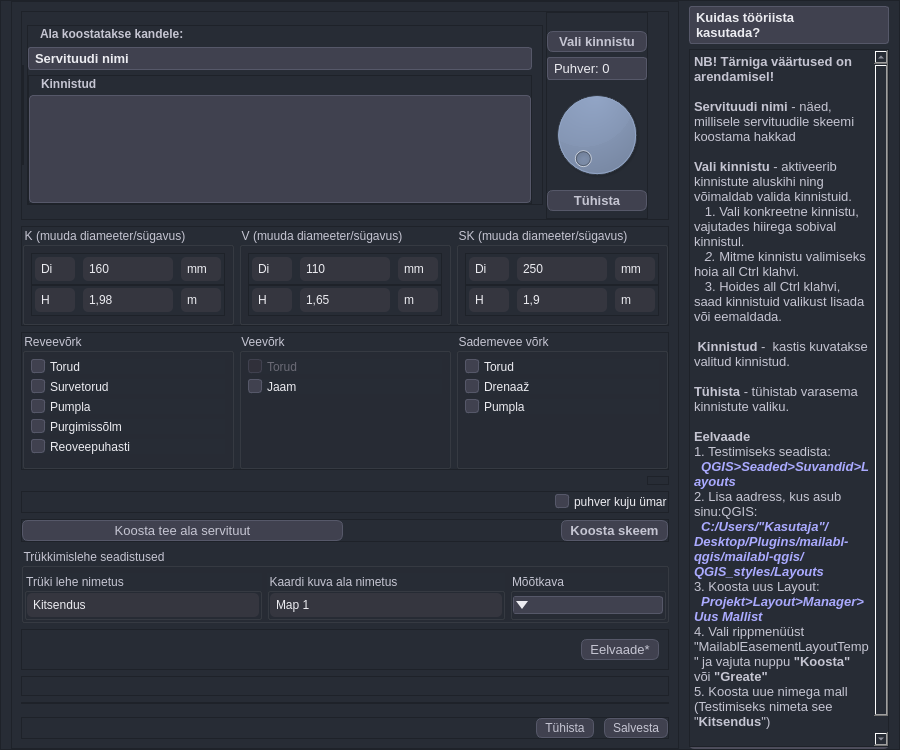
Old version of the form mailabl-qgis/Functions/Easements/widgets/Servituut.ui in the repository TuloliKalver/mailabl-qgis.
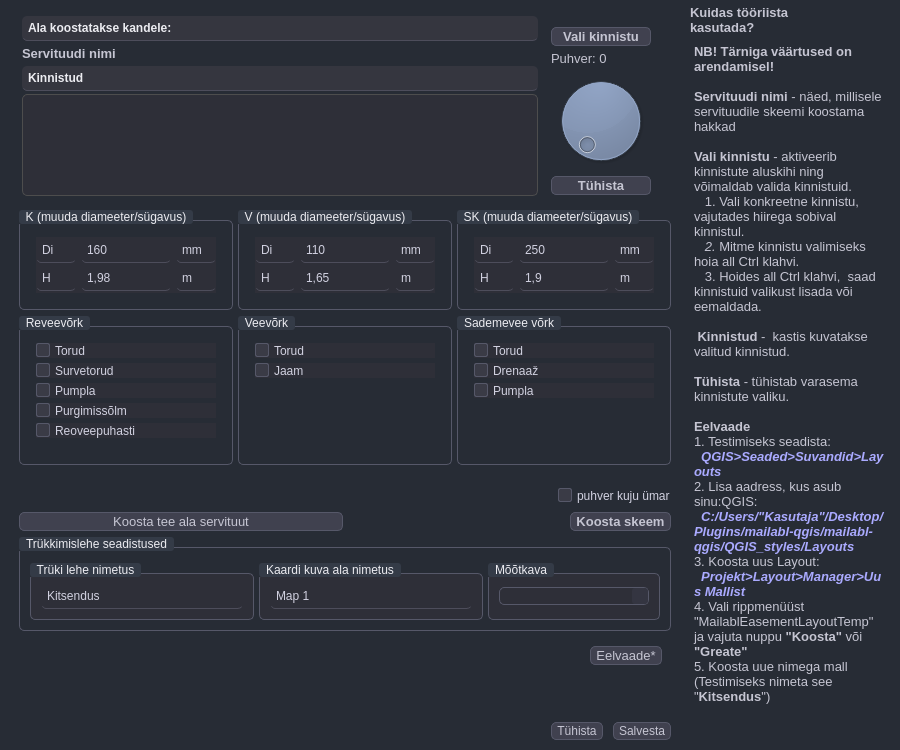
New version of the form. Icons and pictures are not drawn.

```diff
--- a/mailabl-qgis/Functions/Easements/widgets/Servituut.ui
+++ b/mailabl-qgis/Functions/Easements/widgets/Servituut.ui
@@ -43,26 +43,14 @@
 }
 
 
-#leInfo,#leSelectedProperties {
-    border: None;
-    background-color: #272c35;
-    color: #c5c5d2;
-    padding-left: 10px; /* Adjust the left padding as needed */
-    padding-right: 0px; /* Adjust the right padding as needed */
-    padding-top: 0px; /* Adjust the top padding as needed */
-    padding-bottom: 0px; /* Adjust the bottom padding as needed */
-}
 
-
-#fHeader, #fHelpMenu, 
-#fSettingsFolders, #fSettingsFolderStucture,
-#fSettingsMain 
-{
-   border: 2px solid #4d4d5b;    /*Same border style as QLineEdit */
-    border-radius: 5px;
-	border-top: none;
-    border-left: none;
-    border-right: none;
+*{
+	border: transparent;
+	background-color: transparent;
+    background: transparent;
+	padding: 0;
+	margin: 0;
+	color: #c5c5d2;
 }
 
 
@@ -72,22 +60,55 @@
 }
 
 
-/*esialgu jaotamata omadused*/
+/*Line Edit styling*/
+QLineEdit {
+    background-color: #35363f;  /* Lighter background color */
+    color: #ececf1;
+    /*border: 1px solid #4d4d5b;  Thinner border with a different color */
+    border-radius: 5px;
+    padding: 4px;
+}
 
 
-QAbstractItemView {
-	background-color:#40414f;
-	color:#ececf1;
-	border: 1px solid #565869;
-	border-radius: 4px;
-	padding-left: 5px
+/* Remove top and side borders */
+QLineEdit {
+    border-top: none;
+    border-left: none;
+    border-right: none;
 }
 
 
+/*konteinerite peamised omadused*/
+#centerMenuSubContainer{
+    background-color: #272c35;
+}
+
+#swWorkSpace{
+    background-color: #202123;
+}
+#Sevituudid{
+    background-color: #343b47;
+}
+
+#leftMenuContainer{
+    background-color: #202123 ;
+}
+
+#rightMenuContainer{
+    background-color: #272c35;
+}
+
+#SetupLayers, #SetupLayers_2, #SetupUserData {
+border: none;
+border-bottom: 1px solid rgb(131, 142, 162);
+}
+
+/*nuppu peamised omadused*/
+/*Üldomadused*/
 QPushButton{
-	padding: 2px 8px;
+	padding: 1px 5px;
 	text-align: center;
-	border-radius: 6px;
+	border-radius: 5px;
 	background-color:#40414f;
 	border: 1px solid #565869;
 }
@@ -108,147 +129,200 @@
     color: #8a95a5; /* Adjust text color for disabled state */
 }
 
-QLabel {
-    background-color: #40414f;
-    color: #ececf1;
-    border: 1px solid #565869;
-    border-radius: 3px;
-    padding: 3px;
+
+#UC_Main_Frame QPushButton,#pbChoose_Properties_for_Projects{
+	padding: 1px 8px;
+    border-radiusr: 6px;
 }
 
-#label_12,
-#label_11
- {
-    background-color: #40414f;
-    color: #ececf1;
-    border: 1px solid #565869;
+#UC_Main_Frame QPushButton:hover{
 
 }
 
-QLineEdit {
-    background-color: #35363f;  /* Lighter background color */
-    color: #ececf1;
-    /*border: 1px solid #4d4d5b;  Thinner border with a different color */
-    border-radius: 5px;
-    padding: 4px;
+
+#wOl_Settings QPushButton{
+	padding: 1px 8px;
+    border-radius: 6px;
 }
 
 QLineEdit:hover {
     background-color: #3d3e47;  /* Slightly darker background color on hover */
 }
 
-/* Remove top and side borders */
-QLineEdit {
-    border-top: none;
-    border-left: none;
-    border-right: none;
+#rightMenuContainer QPushButton{
+	text-align: right;
+	border-top-right-radius: 0px;
+	border-bottom-right-radius: 0px;
+    
 }
 
-QLineEdit:disabled {
-    color: #8a95a5; /* Adjust text color for disabled state */
+#rightMenuContainer QPushButton:hover{
+    text-align: right;
+    border-top-right-radius: 0px;
+	border-bottom-right-radius: 0px;  
 }
 
 
-/* General QComboBox styles */
+#leftMenuContainer QPushButton{
+	text-align: left;
+	border-top-left-radius: 0px;
+	border-bottom-left-radius: 0px;	
+}
+#leftMenuContainer QPushButton:hover{
+    text-align: left;
+	border-top-left-radius: 0px;
+	border-bottom-left-radius: 0px;
+
+}
+
+
+
+
+/* Combined Style for QComboBox to Ensure Consistency */
+
+/* Base style for QComboBox */
 QComboBox {
-    background-color: #40414f; /* Set the background color */
-    color: #ececf1;
-    border: 1px solid #565869;
-    border-radius: 3px;
-    padding-left: 5px;
+    border: 1px solid #565869; /* Using --gray-600 */
+    border-radius: 5px; /* Rounded corners */
+    background-color: #343541; /* Using --gray-800 */
+    color: #ececf1; /* Using --gray-100 */
+    padding-left: 2px; /* Move text 2 pixels to the right */
 }
 
-/* Style the dropdown button */
+/* Disabled state */
+QComboBox:disabled {
+    background-color: #c5c5d2; /* Using --gray-300 */
+    color: #8e8ea0; /* Using --gray-500 */
+    padding-left: 2px; /* Move text 2 pixels to the right */
+}
+
+/* Hover state */
+QComboBox:hover {
+    border: 1px solid #acacbe; /* Using --gray-400 */
+    padding-left: 2px; /* Move text 2 pixels to the right */
+}
+
+/* Focus state */
+QComboBox:focus {
+    border: 1px solid #acacbe; /* Kept original lime green color */
+    padding-left: 2px; /* Move text 2 pixels to the right */
+}
+
+/* Dropdown button */
 QComboBox::drop-down {
-    background-color: #40414f;
-    border: 0px solid #40414f;
-    border-radius: 10px;
-    width: 16px;
+    subcontrol-position: center right;
+    border-radius: 3px; /* Rounded corners */
+    /*width: 24px;*/
+    borde: 0.5px solid #acacbe; /* Kept original lime green color */
+    background-color: #343541; /* Using --gray-800 */
+}
+
+/* Dropdown arrow */
+QComboBox::down-arrow {
+    image: url(':/qt-project.org/styles/macstyle/images/toolbar-ext.png'); /* Default arrow image */
     height: 16px;
-    subcontrol-origin: padding;
-    subcontrol-position: left; /* Center the arrow icon */
+    width: 16px;
 }
 
-/* Style for the list view that shows the items */
+QComboBox::down-arrow:on,
+QComboBox::down-arrow:hover,
+QComboBox::down-arrow:focus {
+    image: url(':/qt-project.org/styles/macstyle/images/toolbar-ext.png'); /* Arrow image on hover, focus */
+}
+
+/* QAbstractItemView (dropdown list) */
 QComboBox QAbstractItemView {
-    background-color: #40414f;
-    border: 1px solid #acacbe;
-    selection-background-color: #800080; /* Set the color of the selected row to purple */
-    selection-color: #ececf1; /* Ensure the text color of the selected row is readable */
+    background-color: #343541; /* Using --gray-900 */
+    border: 1px solid #4d4d4d; /* Similar to gray-600 */
+    selection-background-color: qlineargradient(
+        x1: 0, y1: 0, x2: 1, y2: 0,
+        stop: 0 rgba(50, 50, 50, 255), /* Dark gray */
+        stop: 1 rgba(100, 100, 100, 255) /* Lighter gray */
+    );
+    selection-color: #ececf1; /* Using --gray-100 */
+    color: #ececf1;
+    padding-left: 2px; /* Move text 2 pixels to the right */
 }
 
-/* Style for individual items in the list */
-QComboBox QAbstractItemView::item {
-    background-color: #40414f;
-    color: #ececf1; /* Set the text color */
-}
-
-/* Style for the selected item */
+/* Selected item in list */
 QComboBox QAbstractItemView::item:selected {
-    background-color: #800080; /* Set the background color of the selected row to purple */
-    color: #ececf1; /* Ensure the text color of the selected row is readable */
+    background-color: qlineargradient(
+        x1: 0, y1: 0, x2: 1, y2: 0,
+        stop: 0 rgba(50, 50, 50, 255), /* Dark gray */
+        stop: 1 rgba(100, 100, 100, 255) /* Lighter gray */
+    );
+    color: #ececf1; /* Using --gray-100 */
+    padding-left: 2px; /* Move text 2 pixels to the right */
 }
 
-/* Style for the hovered item */
+/* Hover over item in list */
 QComboBox QAbstractItemView::item:hover {
     background-color: #a64ca6; /* Set the background color of the hovered row to a lighter purple */
     color: #ececf1; /* Ensure the text color of the hovered row is readable */
 }
 
-/* Style the QComboBox when it is focused */
-QComboBox:focus {
-    border: 0.5px solid #acacbe;
+/* Handle the padding of items in the list view */
+QComboBox QAbstractItemView::item {
+    padding-left: 2px; /* Move text 2 pixels to the right */
 }
 
-/* Style the arrow inside the dropdown */
-QComboBox::down-arrow {
-    width: 0;
-    height: 0;
-    border-left: 6px solid #40414f;
-    border-right: 6px solid #40414f;
-    border-top: 8px solid #ececf1; /* Adjust the color to match your design */
-    margin: 8px auto; /* Center the arrow */
+/* Ensure keyboard navigation shows selection */
+QComboBox::item:selected:!hover {
+    background-color: qlineargradient(
+        spread: pad, 
+        x1: 0, y1: 0, 
+        x2: 0, y2: 1, 
+        stop: 0.259887 rgba(50, 50, 50, 202), 
+        stop: 1 rgba(180, 180, 180, 255)
+    ); 
+    color: #ececf1; /* White text color for keyboard selection */
+    padding-left: 2px; /* Move text 2 pixels to the right */
 }
 
-/* Style the QComboBox when it is in &quot;on&quot; state */
-QComboBox::on {
-    border: 0.5px solid #acacbe;
+/* Checked state of the checkbox */
+QComboBox::indicator:checked {
+    background-color: #565869; /* Kept original lime green color */
+    image: url(':/images/themes/default/algorithms/mAlgorithmCheckGeometry.svg'); /* Path to your checked image */
+    width: 10px;  /* Adjusted width to fit within the border */
+    height: 10px; /* Adjusted height to fit within the border */
 }
 
-/* Style the QComboBox when it is disabled */
-QComboBox:disabled {
-    background-color: #40414f; /* Set the background color for the disabled state */
-    border: 1px solid #565869; /* Adjust border color for disabled state */
-    color: #8a95a5; /* Adjust text color for disabled state */
+/* Unchecked state can have a background color */
+QComboBox::indicator:unchecked {
+    background-color: #565869; /* Using --gray-600 */
 }
 
 
+
+
+
 /* General QCheckBox styles */
 QCheckBox {
-    color: #ececf1; /* Text color */
+    color: #d1d1e0; /* Light gray text color */
     spacing: 5px; /* Space between checkbox and text */
 }
 
 /* Style the indicator (checkbox) */
 QCheckBox::indicator {
-    width: 12px;
-    height: 12px;
-    background-color: #40414f; /* Background color for unchecked state */
-    border: 1px solid #565869; /* Border for unchecked state */
-    border-radius: 3px;
+    width: 12px; /* Width of the checkbox */
+    height: 12px; /* Height of the checkbox */
+    background-color: #3a3b46; /* Darker gray for unchecked state */
+    border: 1px solid #565869; /* Border color for unchecked state */
+    border-radius: 2px; /* Slightly rounded corners */
 }
 
 /* Style the indicator when checked */
 QCheckBox::indicator:checked {
-    background-color: rgba(70, 70, 85, 0.5); /* Semi-transparent gray background color for checked state */
-    border: 1px solid #acacbe;
-    image: url(&quot;:/images/themes/default/algorithms/mAlgorithmCheckGeometry.svg&quot;); /* Using QGIS built-in icon */
+    background-color: #4a4b59; /* Slightly darker gray for checked state */
+    border: 1px solid #4d4d4d; /* Border color matching the theme */
+    border-radius: 2px; /* Slightly rounded corners */
+    image: url(:/images/themes/default/algorithms/mAlgorithmCheckGeometry.svg); /* Using provided SVG icon URL */
 }
 
 /* Style the indicator when unchecked */
 QCheckBox::indicator:unchecked {
-    background-color: #40414f; /* Background color for unchecked state */
-    border: 1px solid #565869; /* Border for unchecked state */
+    background-color: #3a3b46; /* Darker gray for unchecked state */
+    border: 1px solid #565869; /* Border color for unchecked state */
 }
 
 /* Style the indicator when hovered */
@@ -259,14 +333,14 @@
 /* Style the indicator when disabled */
 QCheckBox::indicator:disabled {
     background-color: #30303a; /* Darker background color for disabled state */
-    border: 1px solid #40414f; /* Darker border for disabled state */
+    border: 1px solid #4d4d4d; /* Darker border for disabled state */
 }
 
 /* Style the indicator when checked and disabled */
 QCheckBox::indicator:checked:disabled {
-    background-color: rgba(50, 50, 60, 0.5); /* Semi-transparent darker gray background color for checked and disabled state */
-    border: 1px solid #40414f;
-    image: url(&quot;:/images/themes/default/algorithms/mAlgorithmCheckGeometry.svg&quot;); /* Using QGIS built-in icon */
+    background-color: rgba(50, 50, 60, 0.5); /* Semi-transparent darker gray for checked and disabled state */
+    border: 1px solid #4d4d4d; /* Border color matching the theme */
+    image: url(:/images/themes/default/algorithms/mAlgorithmCheckGeometry.svg); /* Using provided SVG icon URL */
     opacity: 0.5; /* Make the icon appear disabled */
 }
 
@@ -277,8 +351,363 @@
 
 
 QGroupBox{
-	color:#c5c5d2;
-}</string>
+	color: #ececf1;
+}
+
+
+/* Style for the selected tab */
+QTabBar::tab:selected {
+    background-color: #50515f; /* Background color for the selected tab */
+    color: #ececf1; /* Text color for the selected tab */
+    border: 1px solid #acacbe; /* Lighter border for the selected tab */
+    border-bottom: 1px solid #202123; /* Match the background color of the tab pane to create a seamless look */
+    padding: 7px 12px; /* Slightly adjust padding for selected tab */
+}
+
+/* Style for the hovered tab */
+QTabBar::tab:hover {
+    background-color: #8e8ea0; /* Background color when hovering over a tab */
+    color: #343541; /* Text color for the hovered tab */
+    border: 1px solid #acacbe; /* Lighter border on hover */
+}
+
+/* Style for disabled tabs */
+QTabBar::tab:disabled {
+    background-color: #30303a; /* Darker background for disabled tabs */
+    color: #6a6a75; /* Muted text color for disabled tabs */
+    border: 1px solid #565869; /* Border color for disabled tabs */
+}
+
+/* Adjustments to the tab pane (content area below the tabs) */
+QTabWidget::pane {
+    border: 1px solid #565869; /* Border around the content area */
+    background-color: #202123; /* Match the background of the content area to other containers */
+    border-radius: 3px; /* Rounded corners for the content area */
+    margin-top: -1px; /* Overlap with the tab bar to create a seamless transition */
+}
+
+/* General QScrollBar style within QTableView */
+QScrollBar:vertical, QScrollBar:horizontal {
+    background-color: transparent; /* Ensure the scrollbar background is transparent */
+}
+
+/* Vertical scroll bar groove (track) */
+QScrollBar::groove:vertical {
+    border: 1px solid #4d4d4d; /* Dark border around the groove */
+    width: 8px; /* Width of the groove */
+    background: #333; /* Darker gray for the groove background */
+    border-radius: 3px; /* Adjusted to be less than half of 8px */
+}
+
+/* Horizontal scroll bar groove (track) */
+QScrollBar::groove:horizontal {
+    border: 1px solid #4d4d4d; /* Dark border around the groove */
+    height: 8px; /* Height of the groove */
+    background: #333; /* Darker gray for the groove background */
+    border-radius: 3px; /* Adjusted to be less than half of 8px */
+}
+
+/* Vertical scroll bar handle (thumb) */
+QScrollBar::handle:vertical {
+    background: #b5b5b5; /* Lighter gray for the handle */
+    border: 1px solid #707070; /* Slightly darker border for the handle */
+    width: 16px; /* Width of the handle */
+    border-radius: 6px; /* Adjusted to be less than half of 16px for a rounded effect */
+}
+
+/* Horizontal scroll bar handle (thumb) */
+QScrollBar::handle:horizontal {
+    background: #b5b5b5; /* Lighter gray for the handle */
+    border: 1px solid #707070; /* Slightly darker border for the handle */
+    height: 16px; /* Height of the handle */
+    border-radius: 6px; /* Adjusted to be less than half of 16px for a rounded effect */
+}
+
+/* Handle when hovered (both vertical and horizontal) */
+QScrollBar::handle:vertical:hover, QScrollBar::handle:horizontal:hover {
+    background: #d8d8d8; /* Lighter gray when hovered */
+}
+
+/* Handle when pressed (both vertical and horizontal) */
+QScrollBar::handle:vertical:pressed, QScrollBar::handle:horizontal:pressed {
+    background: #999; /* Darker gray when pressed */
+}
+
+/* Slider groove when focused (both vertical and horizontal) */
+QScrollBar::groove:vertical:focus, QScrollBar::groove:horizontal:focus {
+    background: #444; /* Slightly brighter when focused */
+}
+
+/* Scrollbar arrows (both vertical and horizontal) */
+QScrollBar::add-line:vertical, QScrollBar::sub-line:vertical,
+QScrollBar::add-line:horizontal, QScrollBar::sub-line:horizontal {
+    background: #40414f; /* Background for the arrows */
+    border: 1px solid #565869; /* Border for the arrows */
+    border-radius: 2px; /* Adjusted to be less than half of 4px */
+}
+
+/* Arrows on hover */
+QScrollBar::add-line:vertical:hover, QScrollBar::sub-line:vertical:hover,
+QScrollBar::add-line:horizontal:hover, QScrollBar::sub-line:horizontal:hover {
+    background: #8e8ea0; /* Lighter background on hover */
+}
+
+/* Style for the scroll bar pages (scroll bar track) */
+QScrollBar::add-page:vertical, QScrollBar::sub-page:vertical,
+QScrollBar::add-page:horizontal, QScrollBar::sub-page:horizontal {
+    background: none; /* No background for the pages */
+}
+
+/* Adjust QListWidget style */
+QListWidget {
+    background-color: #2e2f38; /* Dark gray background to match the new theme */
+    color: #d1d1e0; /* Light gray text color */
+    border: 1px solid #4d4d4d; /* Border color matching the scrollbar groove */
+    border-radius: 3px; /* Rounded corners */
+    padding: 3px; /* Add padding to the list */
+}
+
+/* Style for individual items in the QListWidget */
+QListWidget::item {
+    background: qlineargradient(x1: 0, y1: 0, x2: 1, y2: 1, stop: 0 rgba(60, 62, 73, 0.2), stop: 1 rgba(42, 42, 51, 0.35)); /* Gradient for non-selected items */
+    color: #d1d1e0; /* Light gray text color for unselected items */
+    padding: 3px; /* Padding around list items */
+    border-radius: 1.5px; /* Slight rounding of the item edges */
+}
+
+/* Style for selected items in QListWidget */
+QListWidget::item:selected {
+    background: qlineargradient(x1: 0, y1: 0, x2: 1, y2: 1, stop: 0 rgba(210, 72, 72, 0.05), stop: 1 rgba(210, 72, 72, 0.25)); /* Gradient for selected items */
+    color: #ececf1; /* Lighter text color for selected items */
+    border: 1px solid #707070; /* Lighter border for the selected item */
+}
+
+/* Style for hovered items in QListWidget */
+QListWidget::item:hover {
+    background-color: #4e4f5b; /* Medium gray background color when hovering */
+    color: #ececf1; /* Text color on hover to maintain contrast */
+}
+
+/* Style for disabled items in QListWidget */
+QListWidget::item:disabled {
+    background-color: #30303a; /* Darker background for disabled items */
+    color: #6a6a75; /* Muted gray text color for disabled items */
+}
+
+/* General QLineEdit styles */
+QLineEdit {
+    background-color: #35363f; /* Lighter background color */
+    color: #ececf1; /* Light gray text color */
+    border: 1px solid #4d4d5b; /* Thinner border with a different color */
+    border-radius: 5px; /* Rounded corners */
+    padding: 4px; /* Padding inside the line edit */
+    /* Remove top and side borders */
+    border-top: none;
+    border-left: none;
+    border-right: none;
+}
+
+/* Style for the line edit when focused */
+QLineEdit:focus {
+    border: 1px solid #6a6a75; /* Highlight border color when focused */
+    background-color: #35363f; /* Keep the background color consistent when focused */
+}
+
+/* Style for the placeholder text */
+QLineEdit::placeholder {
+    color: #6a6a75; /* Lighter gray color for placeholder text */
+}
+
+/* Style for the line edit when disabled */
+QLineEdit:disabled {
+    background-color: #30303a; /* Darker background color for disabled state */
+    color: #6a6a75; /* Muted gray text color for disabled state */
+    border: 1px solid #4d4d4d; /* Same border color as normal state */
+}
+
+/* Style for the line edit when read-only */
+QLineEdit[readOnly=&quot;true&quot;] {
+    background-color: #35363f; /* Same as normal background */
+    color: #ececf1; /* Same as normal text color */
+    border: 1px solid #4d4d5b; /* Same as normal border */
+    border-style: dashed; /* Dashed border style for read-only state */
+}
+
+/* Style for the line edit when active */
+QLineEdit:active {
+    border: 1px solid #6a6a75; /* Highlight border color when active */
+}
+
+/* Style for the line edit when hovered */
+QLineEdit:hover {
+    background-color: #3d3e47; /* Slightly darker background color on hover */
+}
+
+/* Style for the line edit when error state (optional) */
+QLineEdit:invalid {
+    border: 1px solid #d20000; /* Red border for invalid input */
+}
+
+/* Style for the line edit when modified (optional) */
+QLineEdit:modified {
+    border: 1px solid #d1d1e0; /* Border color indicating modification */
+}
+
+
+/* General QTableView adjustments */
+QTableView {
+    background-color: #2e2f38; /* Dark gray for all rows */
+    color: #d1d1e0; /* Light gray text color */
+    border: 1px solid #4d4d4d; /* Border color matching the scrollbar groove */
+    border-radius: 5px; /* Rounded corners */
+    gridline-color: #565869; /* Gridline color */
+    selection-background-color: qlineargradient(
+        x1: 0, y1: 0, x2: 0, y2: 1,
+		stop: 0 rgba(46, 47, 56, 10),   /* Lighter gray with higher transparency (about 47%) */
+        stop: 1 rgba(210, 72, 72, 50)    /* Darker red with lower transparency (about 29%) */
+    ); /* Gradient for selected cells */
+    selection-color: #ececf1; /* Lighter text color for selected cells */
+}
+
+/* Adjust header style */
+QHeaderView::section {
+    background-color: #35353f; /* Darker gray background for the header */
+    color: #d1d1e0; /* Light gray text color in the header */
+    border-top: 0.5px solid #323232; /* Slightly darker border on top */
+    border-left: 0.5px solid #323232; /* Slightly darker border on left */
+    border-right: 0.5px solid #323232; /* Slightly darker border on right */
+    border-bottom: 1px solid #4d4d4d; /* Lighter bottom border to separate data from headers */
+    padding: 1px 3px; /* Slightly reduced padding */
+    border-top-left-radius: 2px; /* Retain rounding on the top-left corner */
+    border-top-right-radius: 2px; /* Retain rounding on the top-right corner */
+    border-bottom-left-radius: 0px; /* No rounding on the bottom-left corner */
+    border-bottom-right-radius: 0px; /* No rounding on the bottom-right corner */
+    font-size: 11px; /* Reduced font size */
+}
+
+/* Style for hovered rows */
+QTableView::item:hover {
+    background-color: #4e4f5b; /* Medium gray background color when hovering over a row */
+    color: #ececf1; /* Text color on hover for better contrast */
+}
+
+/* Style for selected rows */
+QTableView::item:selected {
+    background-color: qlineargradient(
+        x1: 0, y1: 0, x2: 0, y2: 1,
+		stop: 0 rgba(46, 47, 56, 10),   /* Lighter gray with higher transparency (about 47%) */
+        stop: 1 rgba(210, 72, 72, 50)    /* Darker red with lower transparency (about 29%) */
+    ); /* Gradient background color for selected rows */
+    color: #ececf1; /* Light gray text color for selected rows */
+}
+
+/* Style for all rows (non-selected) */
+QTableView::item {
+    background-color: qlineargradient(
+        x1: 0, y1: 0, x2: 0, y2: 1,
+        stop: 0 rgba(80, 80, 80, 25),   /* Lighter gray with 20% opacity (2 steps lighter) */
+        stop: 1 rgba(42, 42, 51, 255)    /* Darker gray with 35% opacity */
+    ); /* Gradient background color for non-selected rows */
+    color: #d1d1e0; /* Light gray text color */
+}
+
+/* Ensure deselected rows return to their original state */
+QTableView::item:!selected {
+    background-color: qlineargradient(
+        x1: 0, y1: 0, x2: 0, y2: 1,
+        stop: 0 rgba(80, 80, 80, 25),   /* Lighter gray with 20% opacity (2 steps lighter) */
+        stop: 1 rgba(42, 42, 51, 255)    /* Darker gray with 35% opacity */
+    ); /* Reset to the default background color */
+    color: #d1d1e0; /* Reset to the default text color */
+}
+
+
+/* General style for QProgressBar */
+QProgressBar {
+    background-color: #2e2f38; /* Dark gray background matching the table */
+    color: #d1d1e0; /* Light gray text color */
+    border: 1px solid #4d4d4d; /* Border matching the table border */
+    border-radius: 5px; /* Rounded corners */
+    text-align: center; /* Center the text inside the progress bar */
+    padding: 2px; /* Padding for better spacing */
+}
+
+/* Style for the progress chunk */
+QProgressBar::chunk {
+    background-color: qlineargradient(
+        x1: 0, y1: 0, x2: 1, y2: 0,
+        stop: 0 #d14848, /* Start with darker red matching the selection color */
+        stop: 1 #e57373  /* End with a slightly lighter red */
+    ); /* Gradient effect for the progress bar */
+    border-radius: 3px; /* Slight rounding of the progress chunk */
+}
+
+/* Style for the indeterminate progress bar (if used) */
+QProgressBar[minimum=&quot;0&quot;][maximum=&quot;0&quot;] {
+    background-color: #2e2f38; /* Dark gray background matching the table */
+    border: 1px solid #4d4d4d; /* Border matching the table border */
+    color: #d1d1e0; /* Light gray text color */
+}
+
+QProgressBar[minimum=&quot;0&quot;][maximum=&quot;0&quot;]::chunk {
+    background-color: qlineargradient(
+        x1: 0, y1: 0, x2: 1, y2: 0,
+        stop: 0 #d14848, /* Start with darker red */
+        stop: 1 #e57373  /* End with a slightly lighter red */
+    ); /* Moving gradient for the indeterminate progress bar */
+}
+
+/* General QGroupBox Styling */
+QGroupBox {
+    color: #ececf1; /* Light gray text color for the group box title */
+    background-color: #272c35; /* Dark background to match the surrounding theme */
+    border: 1px solid #565869; /* Border color to distinguish the group box */
+    border-radius: 5px; /* Rounded corners for a smoother look */
+    margin-top: 10px; /* Space above the group box title */
+    padding: 10px; /* Padding inside the group box to space out contents */
+}
+
+/* Title of the QGroupBox */
+QGroupBox::title {
+    subcontrol-origin: margin; /* Align the title relative to the group box's margin */
+    subcontrol-position: top left; /* Position the title at the top left */
+    padding-left: 5px; /* Add padding to the left of the title */
+    padding-right: 5px; /* Add padding to the right of the title */
+    background-color: #343b47; /* Background for the title to make it stand out */
+    color: #ececf1; /* Text color for the title */
+    border-radius: 3px; /* Slightly round the corners of the title background */
+    font-weight: bold; /* Make the title text bold */
+}
+
+/* QGroupBox when hovered */
+QGroupBox:hover {
+    border: 1px solid #8e8ea0; /* Lighter border color on hover */
+}
+
+/* QGroupBox when focused */
+QGroupBox:focus {
+    border: 1px solid #acacbe; /* Even lighter border color when focused */
+    box-shadow: 0 0 5px 1px #8e8ea0; /* Add a subtle shadow to indicate focus */
+}
+
+/* Disabled QGroupBox */
+QGroupBox:disabled {
+    color: #6a6a75; /* Darker gray text color when disabled */
+    background-color: #30303a; /* Slightly darker background for disabled state */
+    border: 1px solid #4d4d4d; /* Darker border color for disabled state */
+}
+
+QGroupBox::title:disabled {
+    color: #6a6a75; /* Darker title text color when disabled */
+    background-color: #3a3b46; /* Darker title background color for disabled state */
+}
+
+/* Content inside the QGroupBox */
+QGroupBox QWidget {
+    background-color: #2e2f38; /* Match background of content to group box */
+    color: #d1d1e0; /* Light gray text color for contents */
+}
+</string>
   </property>
   <layout class="QVBoxLayout" name="verticalLayout_6">
    <property name="spacing">
@@ -1458,13 +1887,13 @@
                <item>
                 <widget class="QCheckBox" name="cbV">
                  <property name="enabled">
-                  <bool>false</bool>
+                  <bool>true</bool>
                  </property>
                  <property name="text">
                   <string>Torud</string>
                  </property>
                  <property name="checked">
-                  <bool>true</bool>
+                  <bool>false</bool>
                  </property>
                 </widget>
                </item>
```
Left out of the diff: 27 changed lines with no effect on the pictures.
